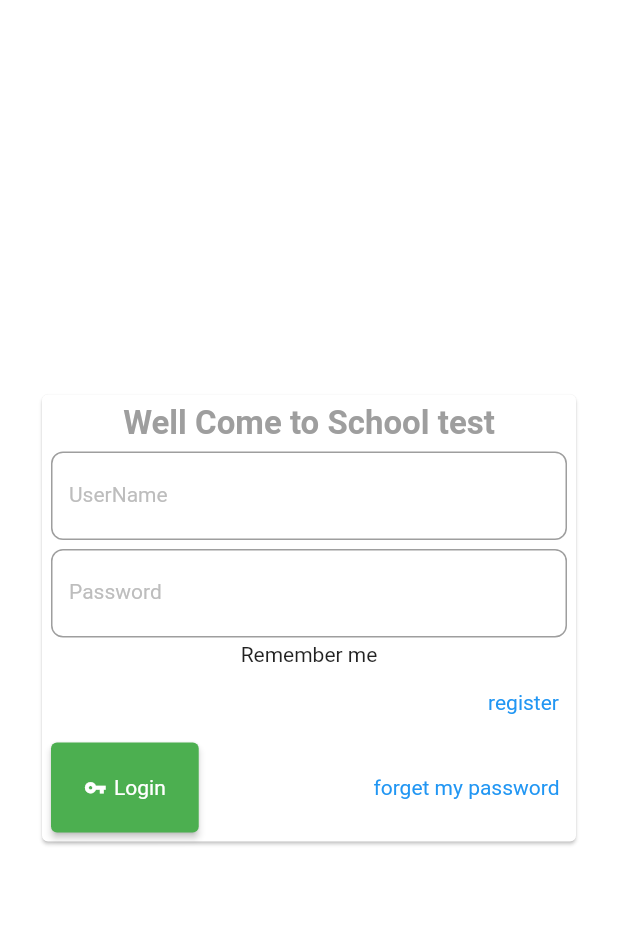
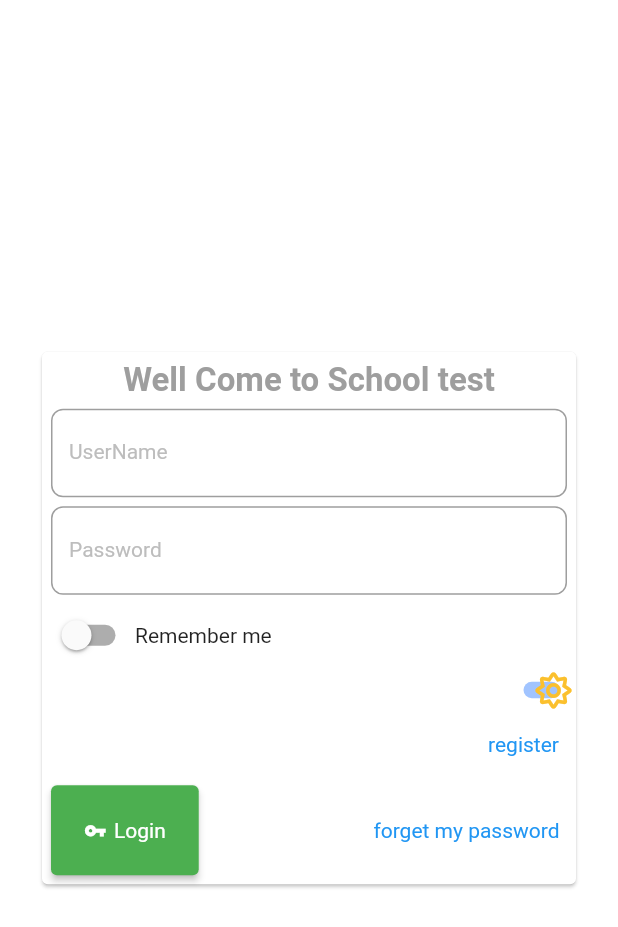
Before and after one commit to peymanrahi/school_mangement, a Flutter app: the screen it shows after launch, on a phone screen of 412 x 824 dp. Shown: the top 927 px of the screen. Run offline on Flutter 3.47's test engine with Material 2 defaults, Android fonts, the phone set to English and light mode, and no system bars; our stand-ins replace flutter_bloc, font_awesome_flutter, rxdart, shared_preferences, url_strategy; accounts and stored records are empty.

Commit message:
final commit in 16 shahrivar

```diff
--- a/lib/module/widgets.dart
+++ b/lib/module/widgets.dart
@@ -180,7 +180,7 @@ class MSwitch extends StatelessWidget {
         stream: _value.stream,
       builder: (_, snap){
         if(snap.hasData)
-           this.hint !=null?
+         return  this.hint !=null?
               Tooltip(
                   message: this.hint!,
                 child: Switch(
--- a/lib/screen/Login.dart
+++ b/lib/screen/Login.dart
@@ -50,17 +50,20 @@ class Login extends StatelessWidget {
 
                     Row(
                       children: [
-                       MSwitch(
-                           value: _remember,
-                           hint: 'Remember me',
-                            onChanged: (val) => _remember = val),
+                        MSwitch(value: _remember, hint: 'remember me!' , onChanged:(val)=> _remember = val),
+                        'Remember me'.toLabel(),
                       ],
                     ),
-                    'Remember me'.toLabel(),
+                    Row(
+                      mainAxisAlignment: MainAxisAlignment.end,
+                      crossAxisAlignment: CrossAxisAlignment.start
+                      ,
+                      children: [MDarkLightSwitch()],),
+
                     Row (
                         mainAxisAlignment: MainAxisAlignment.end,
                         crossAxisAlignment: CrossAxisAlignment.start,
-                        children: [MTextButton(title: 'register', onPressed: () {})]),
+                        children: [ MTextButton(title: 'register', onPressed: () {})]),
                     Row(mainAxisSize: MainAxisSize.min, children: [
                       MButton(
                           title: 'Login',
```
